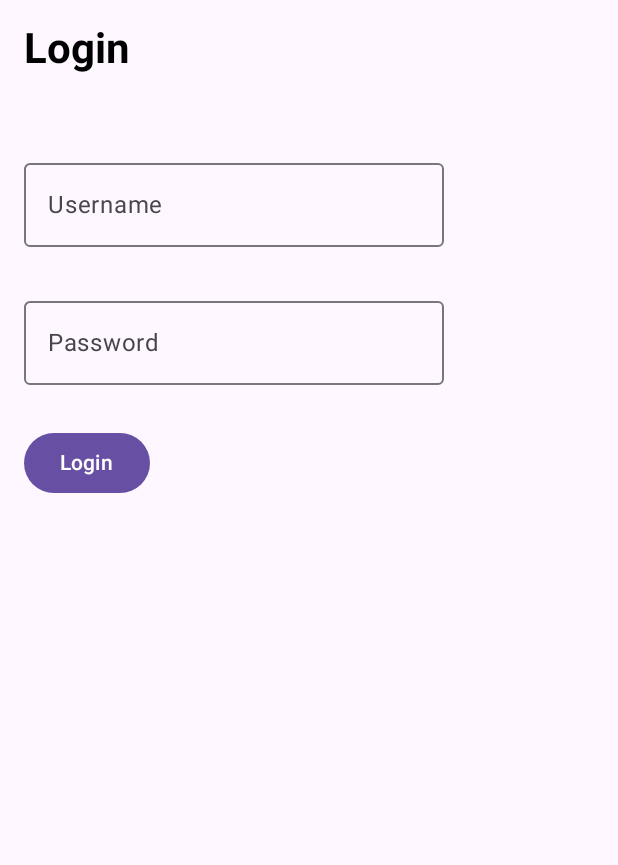
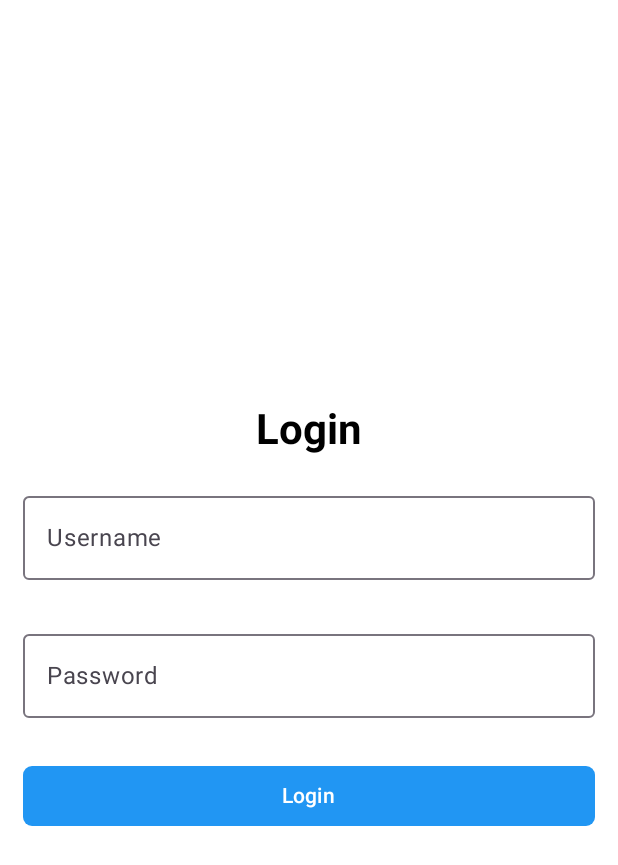
Before and after one commit to bengisusaahin/e-commerce, an Android app built with Jetpack Compose: the screen it shows after launch (MainActivity), on a phone screen of 412 x 824 dp. Shown: the top 865 px of the screen. Run offline under Robolectric (Android 15) with nearby library versions, the phone set to English and light mode, and no system bars; our stand-ins replace Dagger/Hilt's generated code, navigation-ui.

```diff
--- a/app/src/main/java/com/bengisusahin/e_commerce/util/FieldValidation.kt
+++ b/app/src/main/java/com/bengisusahin/e_commerce/util/FieldValidation.kt
@@ -6,6 +6,6 @@ sealed class FieldValidation() {
 }
 
 data class FormState(
-    val emailError: FieldValidation,
+    val usernameError: FieldValidation,
     val passwordError: FieldValidation
 )
--- a/app/src/main/java/com/bengisusahin/e_commerce/view/auth/LoginFragment.kt
+++ b/app/src/main/java/com/bengisusahin/e_commerce/view/auth/LoginFragment.kt
@@ -14,6 +14,8 @@ import androidx.fragment.app.viewModels
 import androidx.lifecycle.lifecycleScope
 import androidx.navigation.fragment.findNavController
 import com.bengisusahin.e_commerce.R
+import com.bengisusahin.e_commerce.util.FieldValidation
+import com.bengisusahin.e_commerce.util.FormState
 import com.bengisusahin.e_commerce.util.ResourceResponseState
 import com.bengisusahin.e_commerce.viewmodel.LoginViewModel
 import dagger.hilt.android.AndroidEntryPoint
@@ -39,11 +41,19 @@ class LoginFragment : Fragment() {
 
         composeView.setContent {
             val loginState by viewModel.loginState.collectAsState(initial = ResourceResponseState.Loading())
-
-                LoginScreen(state = loginState, onLoginClick =
-                { username, password ->
-                    viewModel.login(username, password)
-                })
+            val formState by viewModel.loginFormState.collectAsState(
+                initial = FormState(
+                    usernameError = FieldValidation.Success,
+                    passwordError = FieldValidation.Success
+                )
+            )
+                LoginScreen(
+                    state = loginState,
+                    formState = formState,
+                    onLoginClick = { username, password ->
+                        viewModel.login(username, password)
+                    }
+                )
         }
         lifecycleScope.launch {
             viewModel.loginState.collect {
--- a/app/src/main/java/com/bengisusahin/e_commerce/view/auth/LoginScreen.kt
+++ b/app/src/main/java/com/bengisusahin/e_commerce/view/auth/LoginScreen.kt
@@ -1,45 +1,94 @@
 package com.bengisusahin.e_commerce.view.auth
 
+import androidx.compose.foundation.background
+import androidx.compose.foundation.layout.Arrangement
 import androidx.compose.foundation.layout.Column
 import androidx.compose.foundation.layout.Spacer
+import androidx.compose.foundation.layout.fillMaxSize
+import androidx.compose.foundation.layout.fillMaxWidth
 import androidx.compose.foundation.layout.height
 import androidx.compose.foundation.layout.padding
+import androidx.compose.foundation.shape.RoundedCornerShape
 import androidx.compose.material3.Button
+import androidx.compose.material3.ButtonDefaults
 import androidx.compose.material3.OutlinedTextField
 import androidx.compose.material3.Text
 import androidx.compose.runtime.Composable
 import androidx.compose.runtime.mutableStateOf
 import androidx.compose.runtime.remember
+import androidx.compose.ui.Alignment
 import androidx.compose.ui.Modifier
+import androidx.compose.ui.graphics.Color
 import androidx.compose.ui.text.font.FontWeight
+import androidx.compose.ui.text.input.PasswordVisualTransformation
 import androidx.compose.ui.text.input.TextFieldValue
 import androidx.compose.ui.unit.dp
 import androidx.compose.ui.unit.sp
 import com.bengisusahin.e_commerce.data.dataAuth.User
+import com.bengisusahin.e_commerce.util.FieldValidation
+import com.bengisusahin.e_commerce.util.FormState
 import com.bengisusahin.e_commerce.util.ResourceResponseState
 
+
 @Composable
-fun LoginScreen(state: ResourceResponseState<User>, onLoginClick: (String, String) -> Unit) {
+fun LoginScreen(state: ResourceResponseState<User>, formState: FormState, onLoginClick: (String, String) -> Unit) {
     val username = remember { mutableStateOf(TextFieldValue()) }
     val password = remember { mutableStateOf(TextFieldValue()) }
 
-    Column(modifier = Modifier.padding(16.dp)) {
-        Text(text = "Login", fontSize = 28.sp, fontWeight = FontWeight.Bold)
-        Spacer(modifier = Modifier.height(52.dp))
+    Column(
+        modifier = Modifier
+            .fillMaxSize()
+            .background(Color.White)
+            .padding(horizontal = 15.dp),
+        verticalArrangement = Arrangement.Center,
+        horizontalAlignment = Alignment.CenterHorizontally
+    ) {
+        Text(
+            text = "Login",
+            fontSize = 28.sp,
+            fontWeight = FontWeight.Bold
+        )
+        Spacer(modifier = Modifier.height(20.dp))
         OutlinedTextField(
             value = username.value,
             onValueChange = { username.value = it },
-            label = { Text("Username") }
+            label = { Text("Username") },
+            modifier = Modifier.fillMaxWidth(),
+            isError = formState.usernameError !is FieldValidation.Success
         )
+        if (formState.usernameError !is FieldValidation.Success) {
+            Text(
+                text = (formState.usernameError as FieldValidation.Error).message,
+                color = Color.Red,
+                modifier = Modifier.align(Alignment.Start).padding(start = 16.dp)
+            )
+        }
         Spacer(modifier = Modifier.height(28.dp))
         OutlinedTextField(
             value = password.value,
             onValueChange = { password.value = it },
-            label = { Text("Password") }
+            label = { Text("Password") },
+            modifier = Modifier.fillMaxWidth(),
+            isError = formState.passwordError !is FieldValidation.Success,
+            visualTransformation = PasswordVisualTransformation()
         )
+        if (formState.passwordError !is FieldValidation.Success) {
+            Text(
+                text = (formState.passwordError as FieldValidation.Error).message,
+                color = Color.Red,
+                modifier = Modifier.align(Alignment.Start).padding(start = 16.dp)
+            )
+        }
         Spacer(modifier = Modifier.height(28.dp))
-        Button(onClick = { onLoginClick(username.value.text, password.value.text)}) {
-            Text("Login")
+        Button(
+            onClick = {
+                onLoginClick(username.value.text, password.value.text)
+            },
+            colors = ButtonDefaults.buttonColors(Color(0xFF2196F3)), // Set the background color
+            shape = RoundedCornerShape(6.dp), // Set the corner radius
+            modifier = Modifier.fillMaxWidth()
+        ) {
+            Text("Login", color = Color.White)
         }
     }
 }
--- a/app/src/main/java/com/bengisusahin/e_commerce/viewmodel/LoginViewModel.kt
+++ b/app/src/main/java/com/bengisusahin/e_commerce/viewmodel/LoginViewModel.kt
@@ -11,25 +11,24 @@ import com.bengisusahin.e_commerce.util.FormState
 import com.bengisusahin.e_commerce.util.validateUsername
 import com.bengisusahin.e_commerce.util.validatePassword
 import dagger.hilt.android.lifecycle.HiltViewModel
-import kotlinx.coroutines.channels.Channel
 import kotlinx.coroutines.flow.MutableSharedFlow
 import kotlinx.coroutines.flow.asSharedFlow
-import kotlinx.coroutines.flow.receiveAsFlow
 import kotlinx.coroutines.launch
 import kotlinx.coroutines.runBlocking
+import retrofit2.HttpException
 import javax.inject.Inject
 
 @HiltViewModel
 class LoginViewModel @Inject constructor(
     private val authService: AuthService
-): ViewModel(){
+) : ViewModel() {
     private val _loginState = MutableSharedFlow<ResourceResponseState<User>>()
     val loginState = _loginState.asSharedFlow()
 
-    private val _loginFormState = Channel<FormState>()
-    val loginFormState = _loginFormState.receiveAsFlow()
+    private val _loginFormState = MutableSharedFlow<FormState>()
+    val loginFormState = _loginFormState.asSharedFlow()
 
-    fun login(username: String, password: String){
+    fun login(username: String, password: String) {
         val usernameValidation = validateUsername(username)
         val passwordValidation = validatePassword(password)
 
@@ -39,19 +38,22 @@ class LoginViewModel @Inject constructor(
                 _loginState.emit(ResourceResponseState.Loading())
                 try {
                     val response = authService.login(LoginRequest(username, password))
-                    viewModelScope.launch {
-                        _loginState.emit(ResourceResponseState.Success(response))
+                    _loginState.emit(ResourceResponseState.Success(response))
+                } catch (e: HttpException) {
+                    val errorMessage = when (e.code()) {
+                        404 -> "No found user"
+                        401,403 -> "Wrong password or username"
+                        else -> "An error occurred"
                     }
+                    _loginState.emit(ResourceResponseState.Error(errorMessage))
                 } catch (e: Exception) {
-                    viewModelScope.launch {
-                        _loginState.emit(ResourceResponseState.Error(e.message.toString()))
-                    }
+                    _loginState.emit(ResourceResponseState.Error(e.message.toString()))
                 }
             }
-        }else{
+        } else {
             val loginFormState = FormState(usernameValidation, passwordValidation)
-            runBlocking{
-                _loginFormState.send(loginFormState)
+            viewModelScope.launch {
+                _loginFormState.emit(loginFormState)
             }
         }
     }
```
